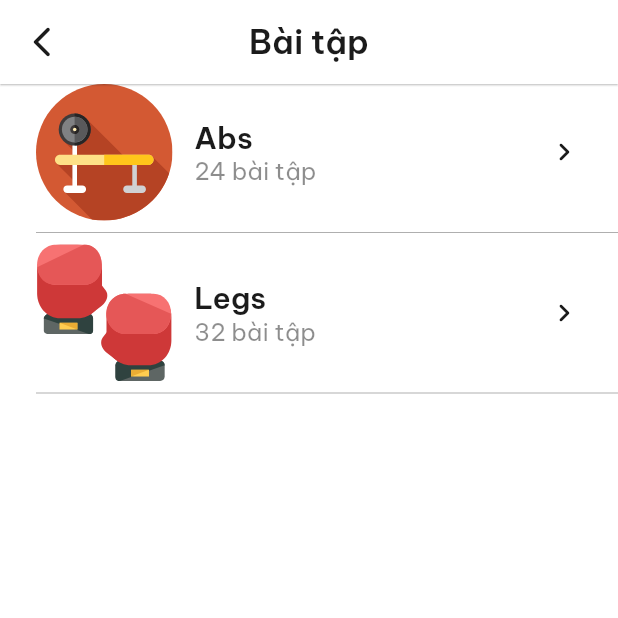
After one commit to ltk84/ViPT, a Flutter app: the CategoryListScreen screen opened directly, on a phone screen of 412 x 824 dp, the top half of it. The commit adds this screen. Run offline on Flutter 3.47's test engine with Material 2 defaults, Android fonts, the phone set to English and light mode, and no system bars; our stand-ins replace cloud_firestore, firebase_auth, firebase_core, flutter_svg, get, google_fonts and 4 more; missing offline and left inert: flutter_facebook_auth; accounts and stored records are empty; statements that could not run were skipped.

Commit message:
[FTR] add category list screen, exercise list screen, add level for custom tile

```diff
--- /dev/null
+++ b/vipt/lib/app/modules/workout/screens/category_list_screen.dart
@@ -0,0 +1,121 @@
+import 'package:flutter/cupertino.dart';
+import 'package:flutter/material.dart';
+import 'package:get/get_utils/src/extensions/internacionalization.dart';
+import 'package:persistent_bottom_nav_bar/persistent-tab-view.dart';
+import 'package:vipt/app/core/values/asset_strings.dart';
+import 'package:vipt/app/modules/workout/screens/exercise_list_screen.dart';
+import 'package:vipt/app/modules/workout/widgets/custom_tile.dart';
+
+class CategoryListScreen extends StatelessWidget {
+  const CategoryListScreen({Key? key}) : super(key: key);
+
+  @override
+  Widget build(BuildContext context) {
+    return Scaffold(
+      backgroundColor: Theme.of(context).backgroundColor,
+      appBar: AppBar(
+        centerTitle: true,
+        backgroundColor: Theme.of(context).backgroundColor,
+        elevation: 0.5,
+        leading: IconButton(
+          icon: const Hero(
+            tag: 'leadingButtonAppBar',
+            child: Icon(Icons.arrow_back_ios_new_rounded),
+          ),
+          onPressed: () {
+            Navigator.of(context).pop();
+          },
+        ),
+        title: Hero(
+          tag: 'titleAppBar',
+          child: Text(
+            'Bài tập'.tr,
+            style: Theme.of(context).textTheme.headline3,
+          ),
+        ),
+      ),
+      body: ListView(
+        physics: const BouncingScrollPhysics(
+            parent: AlwaysScrollableScrollPhysics()),
+        children: _buildExerciseCategory(context),
+      ),
+    );
+  }
+
+  List<Widget> _buildExerciseCategory(context) {
+    return [
+      CustomTile(
+        level: 1,
+        asset: SVGAssetString.gym,
+        onPressed: () {
+          pushNewScreen(
+            context,
+            screen: ExerciseListScreen(),
+            withNavBar: true, // OPTIONAL VALUE. True by default.
+            pageTransitionAnimation: PageTransitionAnimation.cupertino,
+          );
+        },
+        title: 'Abs',
+        description: '24 bài tập',
+      ),
+      const Divider(
+        indent: 24,
+      ),
+      CustomTile(
+        level: 1,
+        asset: SVGAssetString.boxing,
+        onPressed: () {},
+        title: 'Legs',
+        description: '32 bài tập',
+      ),
+      const Divider(
+        indent: 24,
+      ),
+    ];
+  }
+
+  List<Widget> _buildWorkoutCollectionCategory() {
+    return [
+      CustomTile(
+        level: 1,
+        asset: SVGAssetString.gym,
+        onPressed: () {},
+        title: 'Bộ luyện tập của bạn',
+        description: '24 bài tập',
+      ),
+      const Divider(
+        indent: 24,
+      ),
+      CustomTile(
+        level: 1,
+        asset: SVGAssetString.boxing,
+        onPressed: () {},
+        title: 'Cardio',
+        description: '32 bài tập',
+      ),
+      const Divider(
+        indent: 24,
+      ),
+      CustomTile(
+        level: 1,
+        asset: SVGAssetString.boxing,
+        onPressed: () {},
+        title: 'Stretching',
+        description: '32 bài tập',
+      ),
+      const Divider(
+        indent: 24,
+      ),
+      CustomTile(
+        level: 1,
+        asset: SVGAssetString.boxing,
+        onPressed: () {},
+        title: 'Fighting',
+        description: '32 bài tập',
+      ),
+      const Divider(
+        indent: 24,
+      ),
+    ];
+  }
+}
--- a/vipt/lib/app/modules/workout/widgets/custom_tile.dart
+++ b/vipt/lib/app/modules/workout/widgets/custom_tile.dart
@@ -1,23 +1,32 @@
 import 'package:flutter/material.dart';
+import 'package:flutter_svg/svg.dart';
 import 'package:vipt/app/core/values/colors.dart';
+import 'package:path/path.dart' as p;
 
 class CustomTile extends StatelessWidget {
   final String asset;
   final String title;
   final String description;
   final Function() onPressed;
+  final int level;
   const CustomTile(
       {Key? key,
       required this.asset,
       required this.title,
       this.description = '',
-      required this.onPressed})
+      required this.onPressed,
+      this.level = 0})
       : super(key: key);
 
   @override
   Widget build(BuildContext context) {
+    double assetWidthFactor = _getAssetWidthFactor(level);
+    double assetHeightFactor = _getAssetHeightFactor(level);
+    double gapWidthFactor = _getGapWidthFactor(level);
+    double textFieldWidthFactor = _getTextFieldWidthFactor(level);
+
     return InkWell(
-      onTap: () {},
+      onTap: onPressed,
       child: Container(
         padding: const EdgeInsets.symmetric(horizontal: 24),
         child: LayoutBuilder(builder: (context, constraints) {
@@ -29,15 +38,16 @@ class CustomTile extends StatelessWidget {
                   // ASSET
                   ConstrainedBox(
                     constraints: BoxConstraints(
-                      maxWidth: constraints.maxWidth * 0.30,
+                      maxWidth: constraints.maxWidth * assetWidthFactor,
+                      maxHeight: constraints.maxWidth * assetHeightFactor,
                     ),
-                    child: Image.asset(asset),
+                    child: _buildAsset(asset),
                   ),
                   SizedBox(
-                    width: constraints.maxWidth * 0.04,
+                    width: constraints.maxWidth * gapWidthFactor,
                   ),
                   SizedBox(
-                    width: constraints.maxWidth * 0.56,
+                    width: constraints.maxWidth * textFieldWidthFactor,
                     child: Column(
                       mainAxisAlignment: MainAxisAlignment.center,
                       crossAxisAlignment: CrossAxisAlignment.start,
@@ -49,6 +59,7 @@ class CustomTile extends StatelessWidget {
                         ),
 
                         // DESCRIPTION
+                        if (description != '')
                           Text(
                             description,
                             style:
@@ -71,4 +82,64 @@ class CustomTile extends StatelessWidget {
       ),
     );
   }
+
+  Widget _buildAsset(String asset) {
+    if (p.extension(asset) == '.svg') {
+      return SvgPicture.asset(asset);
+    } else {
+      return Image.asset(asset);
     }
+  }
+
+  double _getAssetWidthFactor(int level) {
+    switch (level) {
+      case 0:
+        return 0.3;
+      case 1:
+        return 0.25;
+      case 2:
+        return 0.2;
+      default:
+        return 0.3;
+    }
+  }
+
+  double _getGapWidthFactor(int level) {
+    switch (level) {
+      case 0:
+        return 0.04;
+      case 1:
+        return 0.04;
+      case 2:
+        return 0.04;
+      default:
+        return 0.04;
+    }
+  }
+
+  double _getTextFieldWidthFactor(int level) {
+    switch (level) {
+      case 0:
+        return 0.56;
+      case 1:
+        return 0.61;
+      case 2:
+        return 0.66;
+      default:
+        return 0.56;
+    }
+  }
+
+  double _getAssetHeightFactor(int level) {
+    switch (level) {
+      case 0:
+        return 0.4;
+      case 1:
+        return 0.25;
+      case 2:
+        return 0.2;
+      default:
+        return 0.4;
+    }
+  }
+}
```
Also changed, not shown: vipt/lib/app/modules/workout/screens/exercise_list_screen.dart (added, +65 -0 lines), vipt/lib/app/modules/workout/screens/library_screen.dart (+26 -5 lines). Lines whose indentation alone changed are shown as unchanged.
